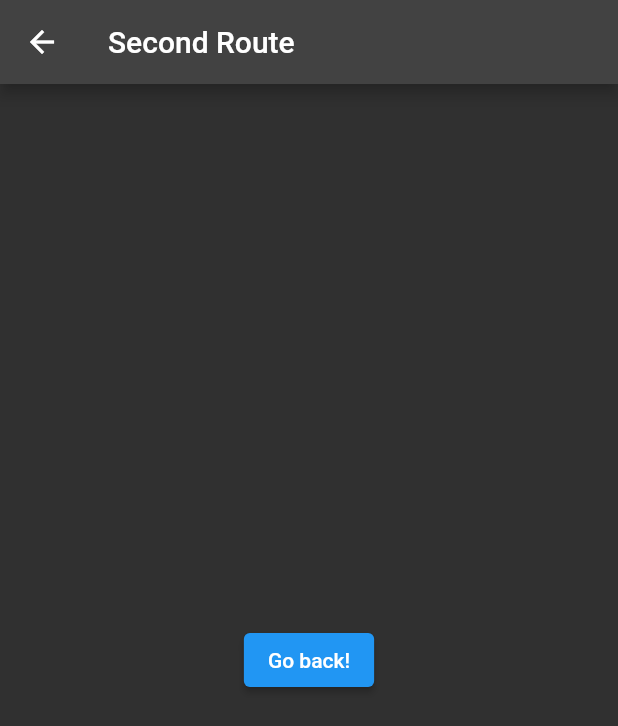
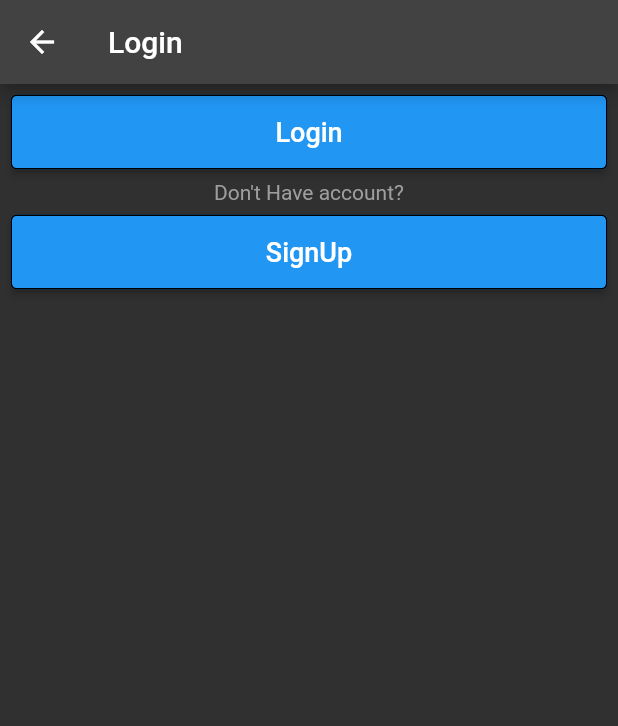
Before and after one commit to seen2/next_flutter, a Flutter app: the screen it shows after launch, after a tap on "Login", on a phone screen of 412 x 824 dp. Shown: the top 726 px of the screen. Run offline on Flutter 3.47's test engine with Material 2 defaults, Android fonts, the light colour scheme and no system bars.

Commit message:
More of Navigation

```diff
--- a/lib/views/login_page.dart
+++ b/lib/views/login_page.dart
@@ -0,0 +1,46 @@
+import 'package:flutter/material.dart';
+import 'package:next_flutter/views/registration_page.dart';
+import 'package:next_flutter/views/todo_slist_page.dart';
+import 'package:next_flutter/widgets/my_button_widget.dart';
+class MyLoginPage extends StatefulWidget {
+  const MyLoginPage({super.key});
+
+  @override
+  State<MyLoginPage> createState() => _MyLoginPageState();
+}
+
+class _MyLoginPageState extends State<MyLoginPage> {
+  @override
+  Widget build(BuildContext context) {
+    return Scaffold(
+      appBar: AppBar(title: const Text("Login"),),
+        body: SafeArea(
+
+          child: Column(
+            crossAxisAlignment: CrossAxisAlignment.center,
+            // mainAxisAlignment: MainAxisAlignment.center,
+            children: [
+              MyButton(
+                title: "Login",
+                onPressed: () => Navigator.push(
+                  context,
+                  MaterialPageRoute(builder: (context) => const TodoList()),
+                ),
+              ),
+              const Text(
+                "Don't Have account?",
+                style: TextStyle(color: Colors.grey),
+              ),
+               MyButton(
+                title: "SignUp",
+                onPressed: () => Navigator.push(
+                  context,
+                  MaterialPageRoute(builder: (context) => const MyRegisterPage()),
+                ),
+              ),
+            ],
+          ),
+        ),
+    );
+  }
+}
--- a/lib/views/my_home_page.dart
+++ b/lib/views/my_home_page.dart
@@ -1,5 +1,6 @@
 import 'package:flutter/material.dart';
-import 'package:next_flutter/views/todo_slist_page.dart';
+import 'package:next_flutter/views/login_page.dart';
+import 'package:next_flutter/views/registration_page.dart';
 import 'package:next_flutter/widgets/app_feature_card.dart';
 import 'package:next_flutter/widgets/my_button_widget.dart';
 
@@ -18,15 +19,19 @@ class MyHomePage extends StatelessWidget {
                 title: "Login",
                 onPressed: () => Navigator.push(
                   context,
-                  MaterialPageRoute(builder: (context) => const TodoList()),
+                  MaterialPageRoute(builder: (context) => const MyLoginPage()),
                 ),
               ),
               const Text(
                 "Don't Have account?",
                 style: TextStyle(color: Colors.grey),
               ),
-              const MyButton(
+               MyButton(
                 title: "SignUp",
+                onPressed: () => Navigator.push(
+                  context,
+                  MaterialPageRoute(builder: (context) => const MyRegisterPage()),
+                ),
               ),
               const MyAppFeatureCard()
             ],
--- a/lib/views/todo_slist_page.dart
+++ b/lib/views/todo_slist_page.dart
@@ -7,7 +7,7 @@ class TodoList extends StatelessWidget {
   Widget build(BuildContext context) {
     return Scaffold(
       appBar: AppBar(
-        title: const Text('Second Route'),
+        title: const Text('Home'),
       ),
       body: Center(
         child: ElevatedButton(
```
Also changed, not shown: lib/views/registration_page.dart (+27 -0 lines).
